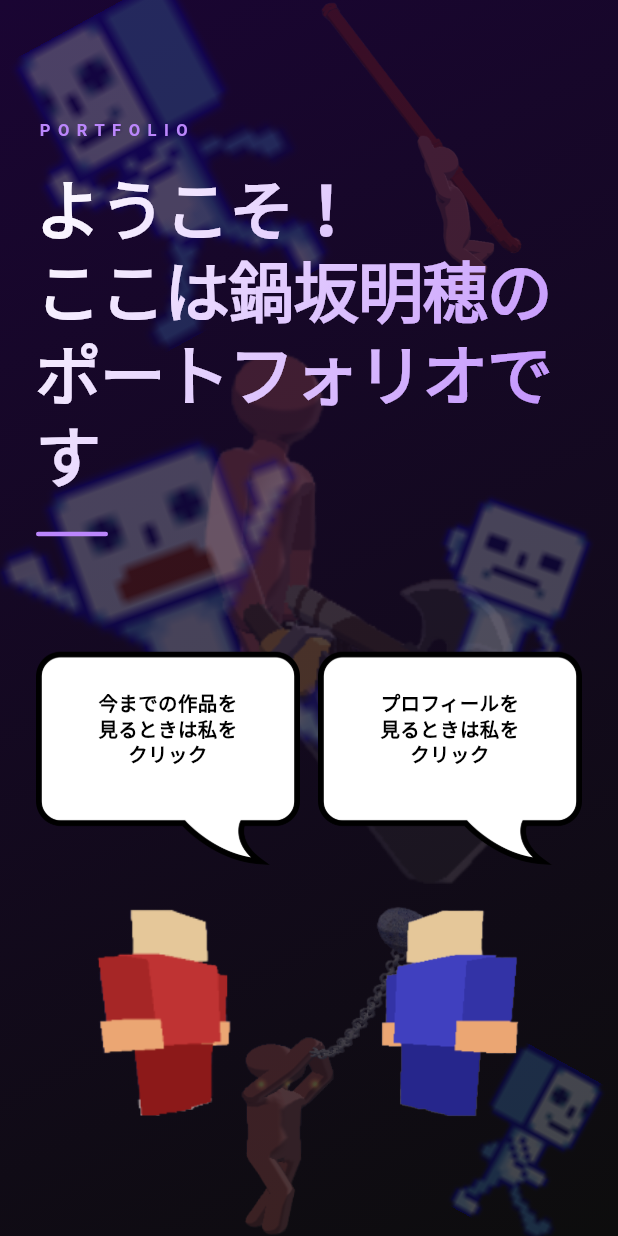
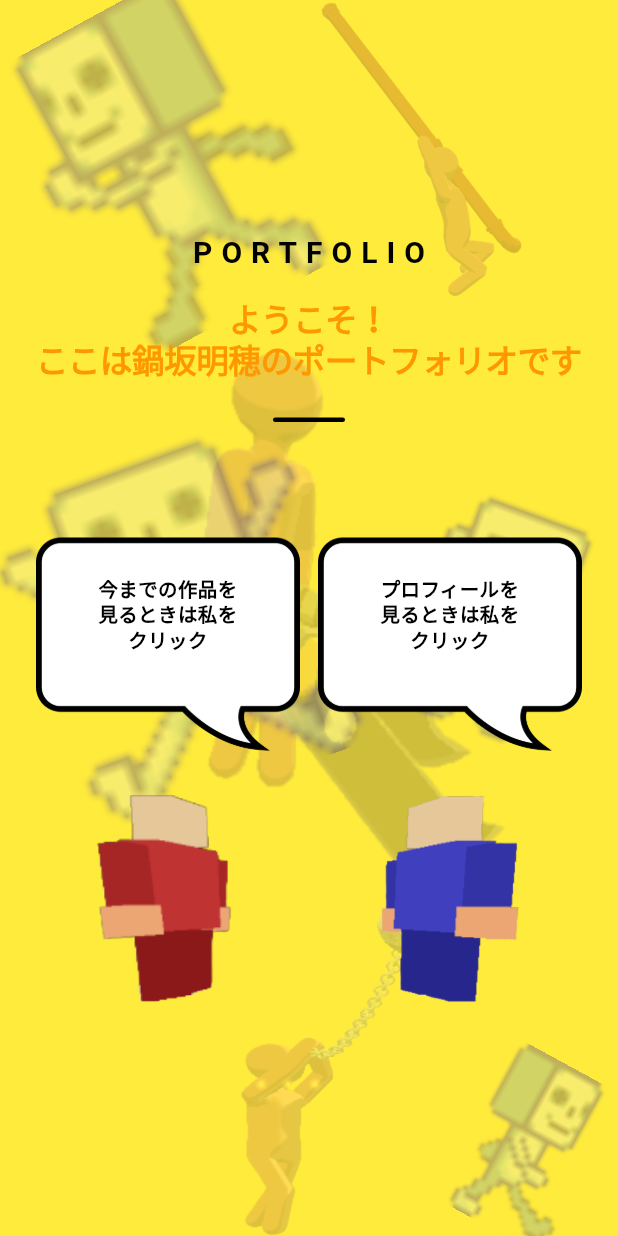
Before and after one commit to ogebosama/flutter_application_1, a Flutter app: the screen it shows after launch, on a phone screen of 412 x 824 dp. Run offline on Flutter 3.47's test engine with Material 3 defaults, Android fonts, the phone set to English and light mode, and no system bars; our stand-ins replace simple_icons, video_player.

Commit message:
メニュー画面を色鮮やかに

```diff
--- a/lib/pages/menu_screen.dart
+++ b/lib/pages/menu_screen.dart
@@ -1,3 +1,4 @@
+import 'dart:async';
 import 'package:flutter/material.dart';
 import '../portfolio_home_screen.dart';
 import 'profile_screen.dart';
@@ -5,23 +6,47 @@ import 'profile_screen.dart';
 // ─────────────────────────────
 //  メニュー画面（最初に表示される画面）
 // ─────────────────────────────
-class MenuScreen extends StatelessWidget {
+class MenuScreen extends StatefulWidget {
   const MenuScreen({super.key});
+
+  @override
+  State<MenuScreen> createState() => _MenuScreenState();
+}
+
+class _MenuScreenState extends State<MenuScreen> {
+  static const _titleColors = [
+    Colors.red,
+    Colors.orange,
+    Colors.purple,
+    Colors.green,
+    Colors.blue,
+    Colors.pink,
+  ];
+  int _colorIndex = 0;
+  Timer? _timer;
+
+  @override
+  void initState() {
+    super.initState();
+    _timer = Timer.periodic(const Duration(milliseconds: 1000), (_) {
+      setState(() => _colorIndex = (_colorIndex + 1) % _titleColors.length);
+    });
+  }
+
+  @override
+  void dispose() {
+    _timer?.cancel();
+    super.dispose();
+  }
 
   @override
   Widget build(BuildContext context) {
     return Scaffold(
-      backgroundColor: const Color(0xFF0D0D0D),
+      backgroundColor: Colors.yellow,
       body: Container(
         width: double.infinity,
         height: double.infinity,
-        decoration: const BoxDecoration(
-          gradient: LinearGradient(
-            begin: Alignment.topLeft,
-            end: Alignment.bottomRight,
-            colors: [Color(0xFF1A0533), Color(0xFF0D0D0D)],
-          ),
-        ),
+        color: Colors.yellow,
         child: Stack(
           children: [
             // 背景の飾り画像（半透明）
@@ -60,35 +85,37 @@ class MenuScreen extends StatelessWidget {
                     vertical: 40,
                   ),
                   child: ConstrainedBox(
-                    constraints: const BoxConstraints(maxWidth: 720),
+                    constraints: const BoxConstraints(maxWidth: 1100),
                     child: Column(
-                      crossAxisAlignment: CrossAxisAlignment.start,
+                      crossAxisAlignment: CrossAxisAlignment.center,
                       children: [
                         const Text(
                           'PORTFOLIO',
                           style: TextStyle(
-                            color: Color(0xFFBB86FC),
-                            fontSize: 11,
-                            letterSpacing: 5,
-                            fontWeight: FontWeight.w600,
+                            color: Colors.black,
+                            fontSize: 20,
+                            letterSpacing: 6,
+                            fontWeight: FontWeight.w700,
                           ),
                         ),
                         const SizedBox(height: 16),
-                        // 大きな見出し
-                        ShaderMask(
-                          shaderCallback: (bounds) => const LinearGradient(
-                            colors: [Colors.white, Color(0xFFBB86FC)],
-                            begin: Alignment.topLeft,
-                            end: Alignment.bottomRight,
-                          ).createShader(bounds),
-                          child: const Text(
-                            'ようこそ！\nここは鍋坂明穂の\nポートフォリオです',
+                        // 大きな見出し（色が順番に切り替わる）
+                        AnimatedDefaultTextStyle(
+                          duration: const Duration(milliseconds: 500),
+                          textAlign: TextAlign.center,
                           style: TextStyle(
-                              color: Colors.white,
+                            color: _titleColors[_colorIndex],
                             fontSize: 44,
                             fontWeight: FontWeight.w900,
                             height: 1.25,
                             letterSpacing: -1,
+                          ),
+                          child: const FittedBox(
+                            fit: BoxFit.scaleDown,
+                            child: Text(
+                              'ようこそ！\nここは鍋坂明穂のポートフォリオです',
+                              textAlign: TextAlign.center,
+                              softWrap: false,
                             ),
                           ),
                         ),
@@ -97,13 +124,15 @@ class MenuScreen extends StatelessWidget {
                           width: 48,
                           height: 3,
                           decoration: BoxDecoration(
-                            color: const Color(0xFFBB86FC),
+                            color: Colors.black,
                             borderRadius: BorderRadius.circular(2),
                           ),
                         ),
                         const SizedBox(height: 48),
                         // ボタン（横並び）
-                        Row(
+                        ConstrainedBox(
+                          constraints: const BoxConstraints(maxWidth: 720),
+                          child: Row(
                             crossAxisAlignment: CrossAxisAlignment.end,
                             children: [
                               Expanded(
@@ -114,7 +143,8 @@ class MenuScreen extends StatelessWidget {
                                   onTap: () => Navigator.push(
                                     context,
                                     MaterialPageRoute(
-                                    builder: (_) => const PortfolioHomeScreen(),
+                                      builder: (_) =>
+                                          const PortfolioHomeScreen(),
                                     ),
                                   ),
                                 ),
@@ -134,6 +164,7 @@ class MenuScreen extends StatelessWidget {
                                 ),
                               ),
                             ],
+                          ),
                         ),
                       ],
                     ),
```
Lines whose indentation alone changed are shown as unchanged.
